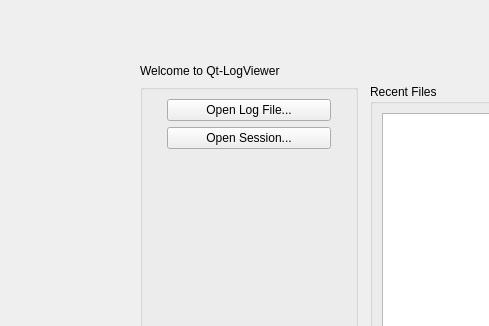
Before: the Qt Designer form QT_Project/Forms/StartPageWidget.ui in Dingola/Qt-LogViewer, drawn with Qt 5; both pictures show x 0 to 489 and y 0 to 326 of the 1466 by 763 pixel window.
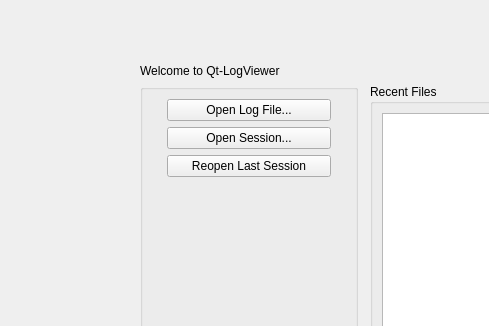
After: the same form once the commit is applied.

Commit message: feat(start-page): enable double-click open, dynamic button states, and reopen-last-session wiring

Diff of the .ui file:
```diff
--- a/QT_Project/Forms/StartPageWidget.ui
+++ b/QT_Project/Forms/StartPageWidget.ui
@@ -93,6 +93,13 @@
           </property>
          </widget>
         </item>
+        <item>
+         <widget class="QPushButton" name="reopenSessionButton">
+          <property name="text">
+           <string>Reopen Last Session</string>
+          </property>
+         </widget>
+        </item>
         <item>
          <spacer name="verticalSpacer">
           <property name="orientation">
```
The commit also changes 3 other files.
